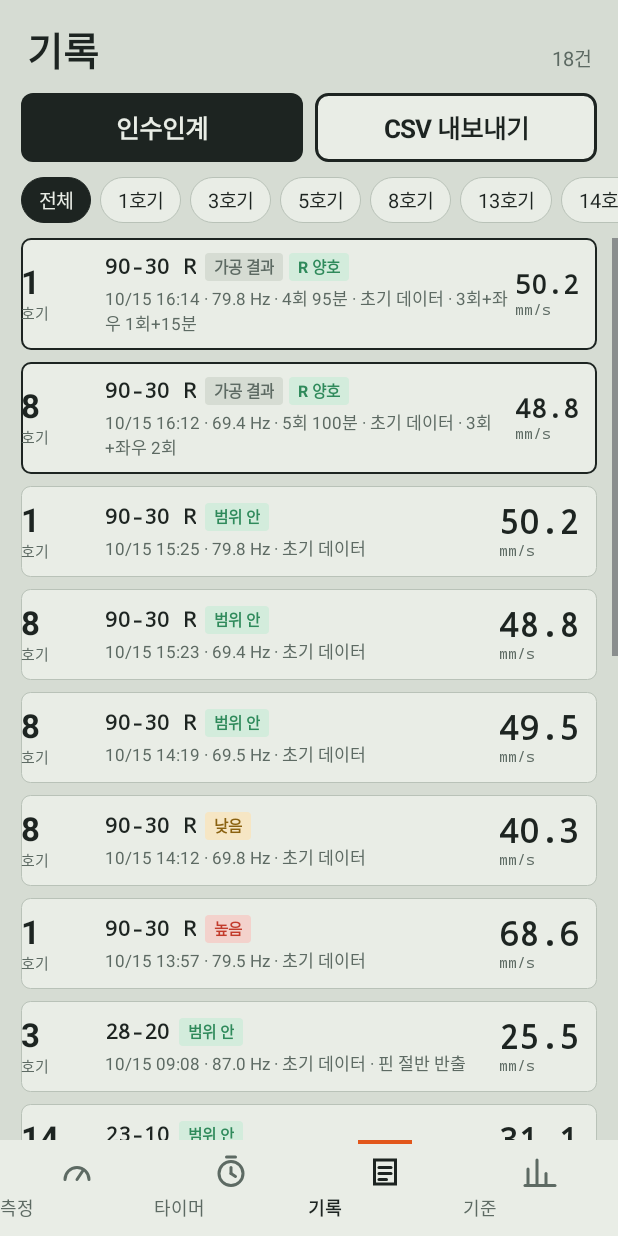
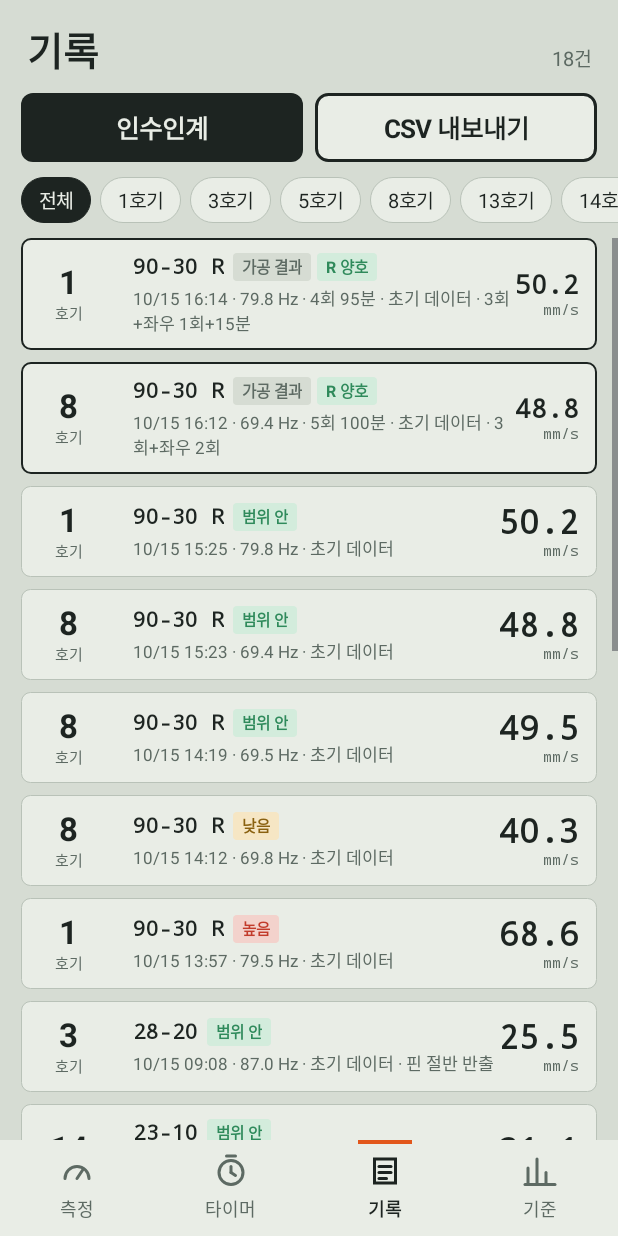
Before and after one commit to merr0001/vipmeter, an Android app: the screen it shows after launch (MainActivity), after a tap on "기록", on a phone screen of 412 x 824 dp. Run offline under Robolectric (Android 15) with nearby library versions, the phone set to English and light mode, and no system bars; 2 other taps on this screen came first.

Commit message:
v2.0.1: 아래 탭 글자 가운데 정렬, 기록 카드 호기 번호 정렬
Co-Authored-By: Claude Opus 5.5 <noreply@anthropic.com>
Claude-Session: https://claude.ai/code/session_01Shz71iStrrMSrw7nvNNyHF

```diff
--- a/app/build.gradle
+++ b/app/build.gradle
@@ -10,8 +10,8 @@ android {
         applicationId 'com.hg.vibmeter'
         minSdk 29
         targetSdk 34
-        versionCode 3
-        versionName '2.0'
+        versionCode 4
+        versionName '2.0.1'
     }
 
     buildTypes {
--- a/app/src/main/java/com/hg/vibmeter/MainActivity.java
+++ b/app/src/main/java/com/hg/vibmeter/MainActivity.java
@@ -168,7 +168,8 @@ public class MainActivity extends Activity {
             TabIcon ic = new TabIcon(this, i);
             c.addView(ic, new LinearLayout.LayoutParams(U.dp(this, 24), U.dp(this, 24)));
             TextView t = U.tv(this, names[i], 12, U.SUB, null);
-            t.setPadding(0, U.dp(this, 3), 0, 0);
+            t.setGravity(Gravity.CENTER);
+            t.setPadding(0, U.dp(this, 4), 0, 0);
             c.addView(t);
             tabLabels[i] = t;
             cell.addView(c, new FrameLayout.LayoutParams(ViewGroup.LayoutParams.MATCH_PARENT, ViewGroup.LayoutParams.MATCH_PARENT));
--- a/app/src/main/java/com/hg/vibmeter/RecordScreen.java
+++ b/app/src/main/java/com/hg/vibmeter/RecordScreen.java
@@ -110,12 +110,15 @@ class RecordScreen extends MainActivity.Screen {
     private LinearLayout card(int unit) {
         LinearLayout row = U.row(a);
         row.setBackground(U.box(a, U.PLATE, 6, U.RULE, 1));
-        row.setPadding(0, U.dp(a, 10), U.dp(a, 12), U.dp(a, 10));
+        row.setPadding(U.dp(a, 6), U.dp(a, 10), U.dp(a, 12), U.dp(a, 10));
         LinearLayout no = U.col(a);
         no.setGravity(Gravity.CENTER);
         no.addView(U.tv(a, String.valueOf(unit), 22, U.INK, U.BOLD));
         no.addView(U.tv(a, "호기", 10, U.SUB, null));
-        row.addView(no, new LinearLayout.LayoutParams(U.dp(a, 56), ViewGroup.LayoutParams.WRAP_CONTENT));
+        row.addView(no, new LinearLayout.LayoutParams(U.dp(a, 52), ViewGroup.LayoutParams.WRAP_CONTENT));
+        View sep = new View(a);
+        sep.setBackground(U.dashed(a, android.graphics.Color.TRANSPARENT, 0, U.RULE));
+        row.addView(sep, U.margins(new LinearLayout.LayoutParams(U.dp(a, 1), ViewGroup.LayoutParams.MATCH_PARENT), a, 4, 0, 12, 0));
         return row;
     }
 
--- a/app/src/main/java/com/hg/vibmeter/U.java
+++ b/app/src/main/java/com/hg/vibmeter/U.java
@@ -49,6 +49,8 @@ public final class U {
         v.setTextColor(color);
         if (tf != null) v.setTypeface(tf);
         v.setIncludeFontPadding(false);
+        // 기본은 글자 크기만큼만 차지 → 부모의 가운데/오른쪽 정렬이 그대로 적용됨
+        v.setLayoutParams(new ViewGroup.LayoutParams(ViewGroup.LayoutParams.WRAP_CONTENT, ViewGroup.LayoutParams.WRAP_CONTENT));
         return v;
     }
 
```
